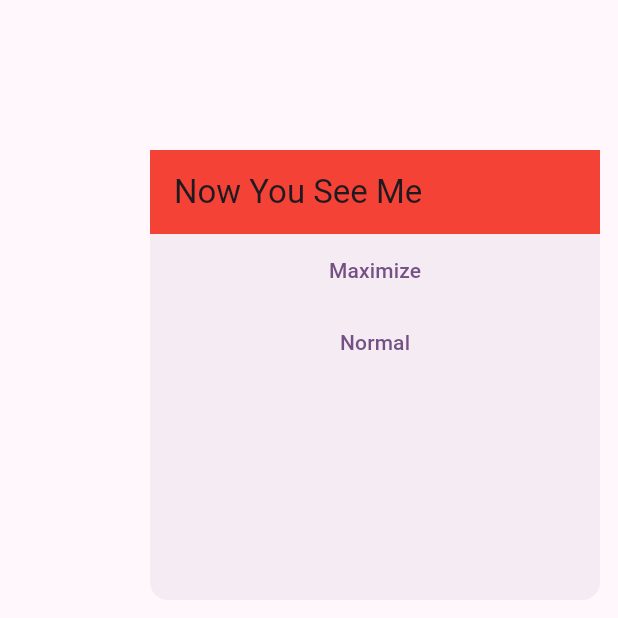
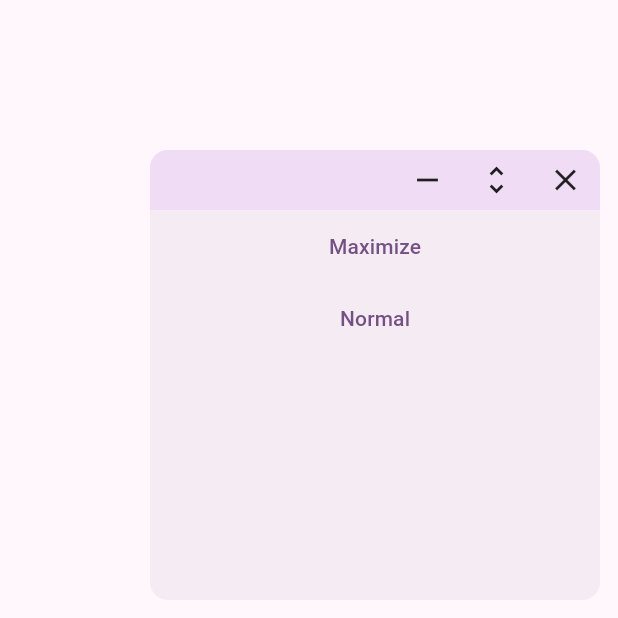
Before and after one commit to huanghui1998hhh/NowYouSeeMe, a Flutter app: the screen it shows after launch, on a phone screen of 412 x 824 dp, the top half of it. Run offline on Flutter 3.47's test engine with Material 3 defaults, Android fonts, the phone set to English and light mode, and no system bars; our stand-ins replace shared_preferences.

Commit message:
feat: create first app

```diff
--- a/lib/main.dart
+++ b/lib/main.dart
@@ -1,6 +1,7 @@
 import 'package:flutter/material.dart';
 
 import 'util/storage.dart';
+import 'widget/app/first_app.dart';
 import 'widget/brightness_switcher.dart';
 import 'widget/window/window.dart';
 
@@ -25,6 +26,7 @@ class MyApp extends StatelessWidget {
           theme: ThemeData(
             colorScheme: ColorScheme.fromSeed(seedColor: seedColor),
             useMaterial3: true,
+            splashFactory: InkSparkle.splashFactory,
           ),
           darkTheme: ThemeData(
             colorScheme: ColorScheme.fromSeed(
@@ -32,6 +34,7 @@ class MyApp extends StatelessWidget {
               brightness: Brightness.dark,
             ),
             useMaterial3: true,
+            splashFactory: InkSparkle.splashFactory,
           ),
           home: const MyHomePage(),
         );
@@ -50,43 +53,10 @@ class MyHomePage extends StatefulWidget {
 class _MyHomePageState extends State<MyHomePage> {
   @override
   Widget build(BuildContext context) {
-    return Scaffold(
+    return const Scaffold(
       body: Stack(
         children: [
-          Window(
-            child: DecoratedBox(
-              decoration: BoxDecoration(
-                color: Theme.of(context).colorScheme.surfaceContainer,
-                borderRadius: const BorderRadius.all(Radius.circular(12)),
-              ),
-              child: Builder(
-                builder: (context) {
-                  return Column(
-                    children: [
-                      WindowDraggableArea(
-                        child: AppBar(
-                          title: const Text('Now You See Me'),
-                          backgroundColor: Colors.red,
-                        ),
-                      ),
-                      TextButton(
-                        onPressed: () {
-                          Window.of(context).mode = WindowMode.maximized;
-                        },
-                        child: const Text('Maximize'),
-                      ),
-                      TextButton(
-                        onPressed: () {
-                          Window.of(context).mode = WindowMode.normal;
-                        },
-                        child: const Text('Normal'),
-                      ),
-                    ],
-                  );
-                },
-              ),
-            ),
-          ),
+          Window(child: FirstApp()),
         ],
       ),
     );
--- /dev/null
+++ b/lib/widget/app/first_app.dart
@@ -0,0 +1,83 @@
+import 'package:flutter/material.dart';
+
+import '../window/window.dart';
+
+class FirstApp extends StatelessWidget {
+  const FirstApp({super.key});
+
+  @override
+  Widget build(BuildContext context) {
+    final windowState = Window.of(context);
+
+    return Container(
+      clipBehavior: Clip.antiAlias,
+      decoration: BoxDecoration(
+        color: Theme.of(context).colorScheme.surfaceContainer,
+        borderRadius: const BorderRadius.all(Radius.circular(12)),
+      ),
+      child: Column(
+        children: [
+          SizedBox(
+            height: 40,
+            child: Material(
+              color: Theme.of(context).colorScheme.secondaryContainer,
+              child: Row(
+                children: [
+                  const Expanded(
+                    child: WindowDraggableArea(
+                      child: SizedBox.expand(),
+                    ),
+                  ),
+                  InkWell(
+                    onTap: () {
+                      windowState.mode = windowState.mode.toggle;
+                    },
+                    child: const SizedBox(
+                      width: 46,
+                      child: Align(
+                        child: Icon(Icons.remove),
+                      ),
+                    ),
+                  ),
+                  InkWell(
+                    onTap: () {
+                      windowState.mode = windowState.mode.toggle;
+                    },
+                    child: const SizedBox(
+                      width: 46,
+                      child: Align(
+                        child: Icon(Icons.unfold_more),
+                      ),
+                    ),
+                  ),
+                  InkWell(
+                    onTap: () {},
+                    hoverColor: const Color(0xFFe30d2c),
+                    child: const SizedBox(
+                      width: 46,
+                      child: Align(
+                        child: Icon(Icons.close),
+                      ),
+                    ),
+                  ),
+                ],
+              ),
+            ),
+          ),
+          TextButton(
+            onPressed: () {
+              windowState.mode = WindowMode.maximized;
+            },
+            child: const Text('Maximize'),
+          ),
+          TextButton(
+            onPressed: () {
+              windowState.mode = WindowMode.normal;
+            },
+            child: const Text('Normal'),
+          ),
+        ],
+      ),
+    );
+  }
+}
--- a/lib/widget/window/window.dart
+++ b/lib/widget/window/window.dart
@@ -112,6 +112,7 @@ class WindowDraggableArea extends StatelessWidget {
         assert(windowState.mode == WindowMode.normal);
         windowState.shift(details.delta);
       },
+      behavior: HitTestBehavior.opaque,
       child: child,
     );
   }
```
